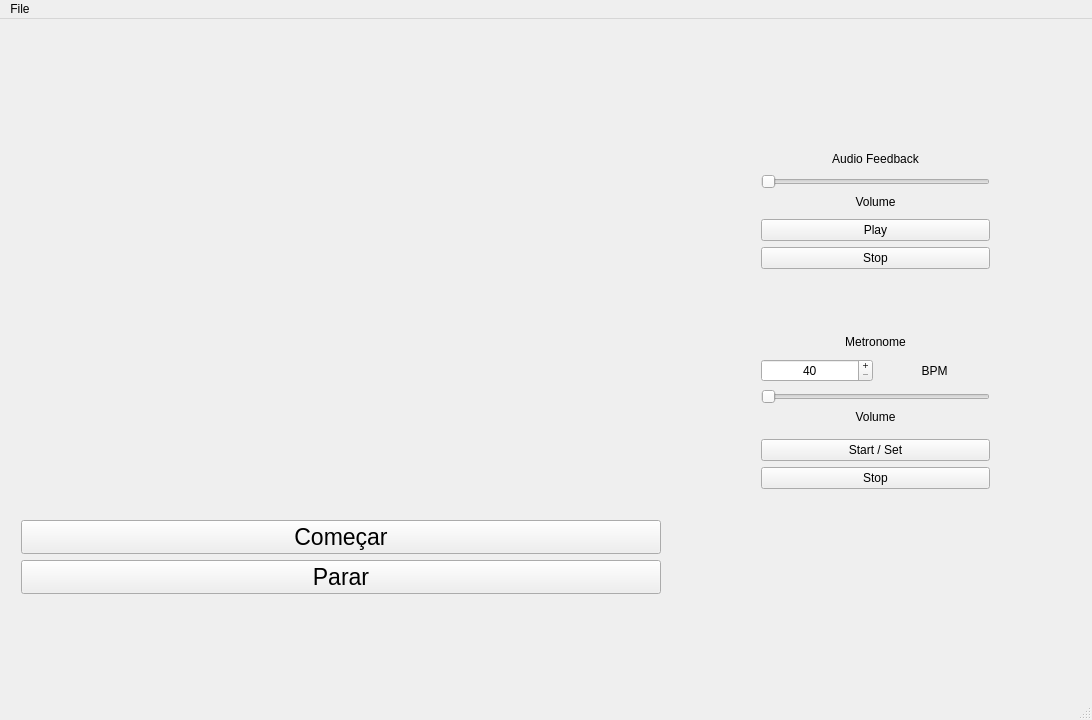
First picture: the form in MaestroAttempt/mainwindow.ui, repository camilabga/maestro, before the edit.
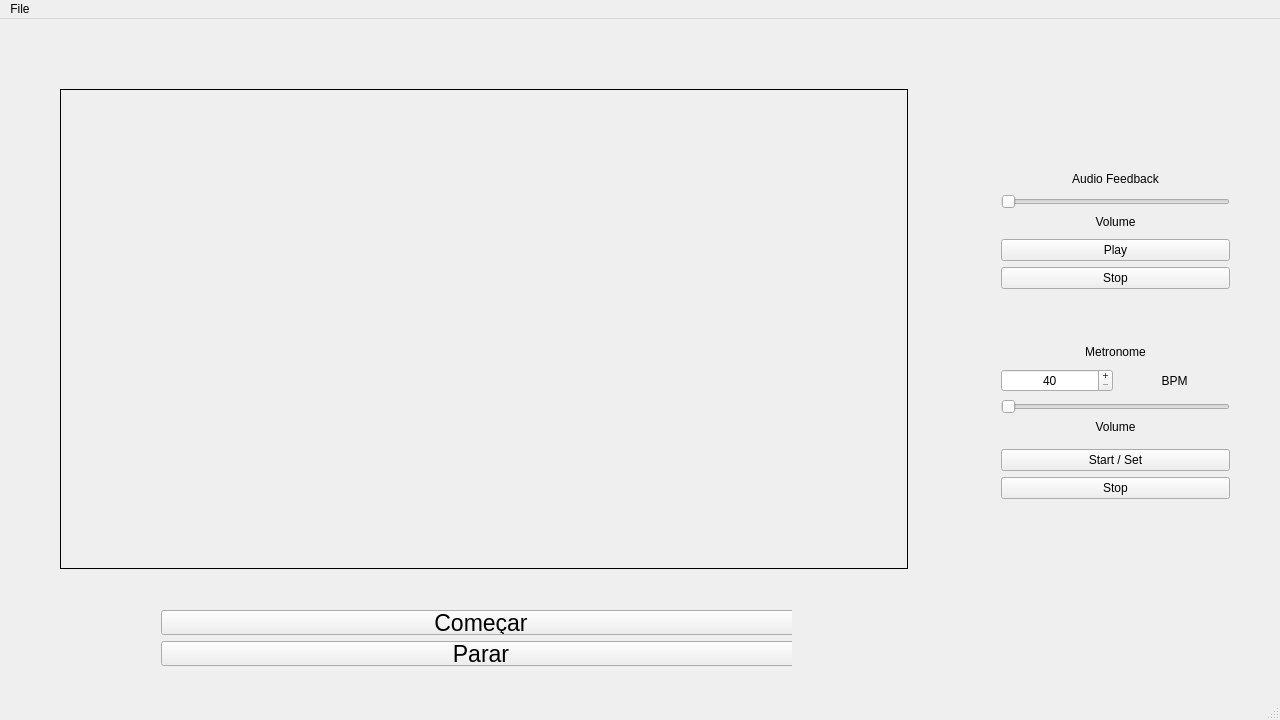
Second picture: the form after the edit.

The edit to the form file:
```diff
--- a/MaestroAttempt/mainwindow.ui
+++ b/MaestroAttempt/mainwindow.ui
@@ -6,7 +6,7 @@
    <rect>
     <x>0</x>
     <y>0</y>
-    <width>1092</width>
+    <width>1280</width>
     <height>720</height>
    </rect>
   </property>
@@ -35,103 +35,8 @@
    <widget class="QWidget" name="layoutWidget">
     <property name="geometry">
      <rect>
-      <x>10</x>
-      <y>20</y>
-      <width>651</width>
-      <height>566</height>
-     </rect>
-    </property>
-    <layout class="QVBoxLayout" name="imageLayout">
-     <item>
-      <widget class="QLabel" name="image">
-       <property name="enabled">
-        <bool>true</bool>
-       </property>
-       <property name="sizePolicy">
-        <sizepolicy hsizetype="Minimum" vsizetype="Minimum">
-         <horstretch>0</horstretch>
-         <verstretch>0</verstretch>
-        </sizepolicy>
-       </property>
-       <property name="minimumSize">
-        <size>
-         <width>640</width>
-         <height>480</height>
-        </size>
-       </property>
-       <property name="maximumSize">
-        <size>
-         <width>640</width>
-         <height>16777215</height>
-        </size>
-       </property>
-       <property name="text">
-        <string/>
-       </property>
-       <property name="alignment">
-        <set>Qt::AlignCenter</set>
-       </property>
-      </widget>
-     </item>
-     <item>
-      <layout class="QVBoxLayout" name="buttonImageLayout">
-       <item>
-        <widget class="QPushButton" name="startBt">
-         <property name="minimumSize">
-          <size>
-           <width>640</width>
-           <height>0</height>
-          </size>
-         </property>
-         <property name="maximumSize">
-          <size>
-           <width>640</width>
-           <height>16777215</height>
-          </size>
-         </property>
-         <property name="font">
-          <font>
-           <pointsize>17</pointsize>
-          </font>
-         </property>
-         <property name="text">
-          <string>Começar</string>
-         </property>
-        </widget>
-       </item>
-       <item>
-        <widget class="QPushButton" name="stopBt">
-         <property name="minimumSize">
-          <size>
-           <width>640</width>
-           <height>0</height>
-          </size>
-         </property>
-         <property name="maximumSize">
-          <size>
-           <width>640</width>
-           <height>16777215</height>
-          </size>
-         </property>
-         <property name="font">
-          <font>
-           <pointsize>17</pointsize>
-          </font>
-         </property>
-         <property name="text">
-          <string>Parar</string>
-         </property>
-        </widget>
-       </item>
-      </layout>
-     </item>
-    </layout>
-   </widget>
-   <widget class="QWidget" name="layoutWidget">
-    <property name="geometry">
-     <rect>
-      <x>750</x>
-      <y>300</y>
+      <x>990</x>
+      <y>310</y>
       <width>251</width>
       <height>181</height>
      </rect>
@@ -222,8 +127,8 @@
    <widget class="QWidget" name="">
     <property name="geometry">
      <rect>
-      <x>750</x>
-      <y>120</y>
+      <x>990</x>
+      <y>140</y>
       <width>251</width>
       <height>141</height>
      </rect>
@@ -278,13 +183,113 @@
      </item>
     </layout>
    </widget>
+   <widget class="QLabel" name="image">
+    <property name="enabled">
+     <bool>true</bool>
+    </property>
+    <property name="geometry">
+     <rect>
+      <x>60</x>
+      <y>70</y>
+      <width>848</width>
+      <height>480</height>
+     </rect>
+    </property>
+    <property name="sizePolicy">
+     <sizepolicy hsizetype="Minimum" vsizetype="Minimum">
+      <horstretch>0</horstretch>
+      <verstretch>0</verstretch>
+     </sizepolicy>
+    </property>
+    <property name="minimumSize">
+     <size>
+      <width>640</width>
+      <height>480</height>
+     </size>
+    </property>
+    <property name="maximumSize">
+     <size>
+      <width>1080</width>
+      <height>720</height>
+     </size>
+    </property>
+    <property name="frameShape">
+     <enum>QFrame::Box</enum>
+    </property>
+    <property name="text">
+     <string/>
+    </property>
+    <property name="alignment">
+     <set>Qt::AlignCenter</set>
+    </property>
+   </widget>
+   <widget class="QWidget" name="">
+    <property name="geometry">
+     <rect>
+      <x>150</x>
+      <y>580</y>
+      <width>642</width>
+      <height>78</height>
+     </rect>
+    </property>
+    <layout class="QVBoxLayout" name="frameButtonsLayout">
+     <item>
+      <widget class="QPushButton" name="startBt">
+       <property name="minimumSize">
+        <size>
+         <width>640</width>
+         <height>0</height>
+        </size>
+       </property>
+       <property name="maximumSize">
+        <size>
+         <width>640</width>
+         <height>16777215</height>
+        </size>
+       </property>
+       <property name="font">
+        <font>
+         <pointsize>17</pointsize>
+        </font>
+       </property>
+       <property name="text">
+        <string>Começar</string>
+       </property>
+      </widget>
+     </item>
+     <item>
+      <widget class="QPushButton" name="stopBt">
+       <property name="minimumSize">
+        <size>
+         <width>640</width>
+         <height>0</height>
+        </size>
+       </property>
+       <property name="maximumSize">
+        <size>
+         <width>640</width>
+         <height>16777215</height>
+        </size>
+       </property>
+       <property name="font">
+        <font>
+         <pointsize>17</pointsize>
+        </font>
+       </property>
+       <property name="text">
+        <string>Parar</string>
+       </property>
+      </widget>
+     </item>
+    </layout>
+   </widget>
   </widget>
   <widget class="QMenuBar" name="menuBar">
    <property name="geometry">
     <rect>
      <x>0</x>
      <y>0</y>
-     <width>1092</width>
+     <width>1280</width>
      <height>22</height>
     </rect>
    </property>
```
Left out of the diff: 2 changed lines with no effect on the pictures.
